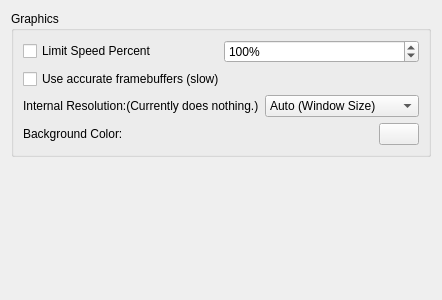
The window that src/yuzu/configuration/configure_graphics.ui (rorrim-rorrim/eden-alt) describes before a commit, drawn with Qt 5.
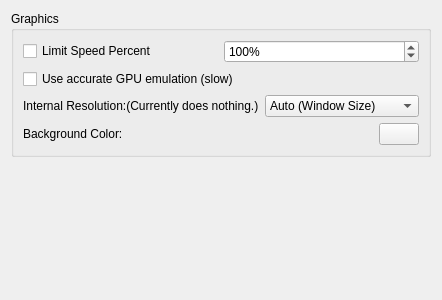
The same window after the commit.

Commit message:
config: Rename use_accurate_framebuffers -> use_accurate_gpu_emulation.
- This will be used as a catch-all for slow-but-accurate GPU emulation paths.

```diff
--- a/src/yuzu/configuration/configure_graphics.ui
+++ b/src/yuzu/configuration/configure_graphics.ui
@@ -52,7 +52,7 @@
         <item>
          <widget class="QCheckBox" name="use_accurate_framebuffers">
           <property name="text">
-           <string>Use accurate framebuffers (slow)</string>
+           <string>Use accurate GPU emulation (slow)</string>
           </property>
          </widget>
         </item>
```
Left out of the diff: 2 changed lines with no effect on the pictures. The commit also changes 9 other files.
